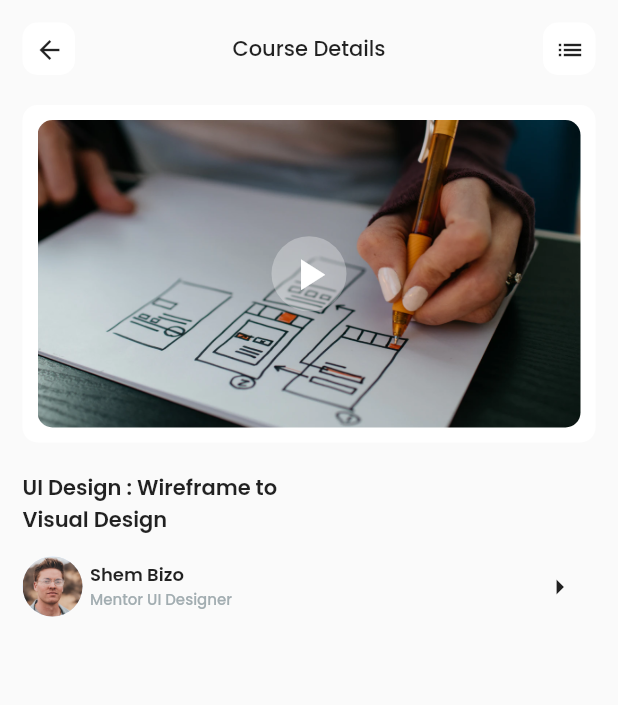
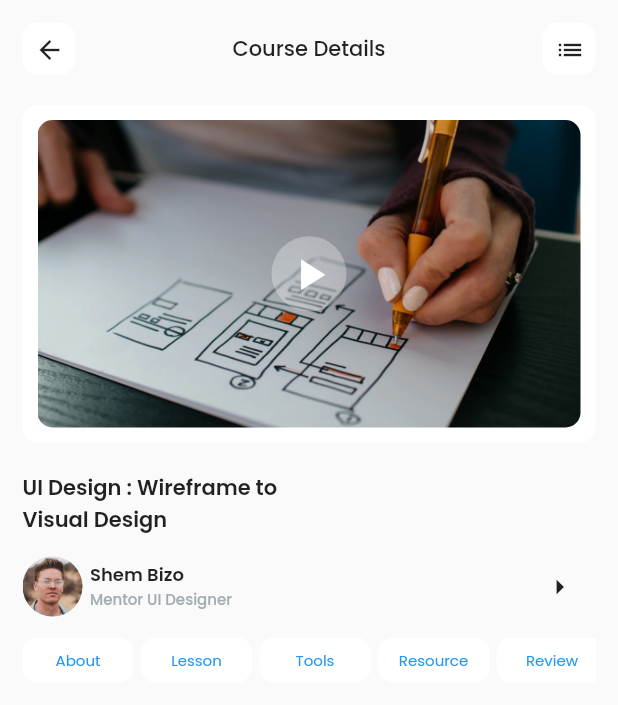
Before and after one commit to Apryn/online_course, a Flutter app: the screen it shows after launch, on a phone screen of 412 x 824 dp. Shown: the top 705 px of the screen. Run offline on Flutter 3.47's test engine with Material 2 defaults, Android fonts, the phone set to English and light mode, and no system bars.

Commit message:
add Categories

```diff
--- a/lib/Details_page.dart
+++ b/lib/Details_page.dart
@@ -132,9 +132,44 @@ class _Details_pageState extends State<Details_page> {
                 IconButton(onPressed: () {}, icon: Icon(Icons.arrow_right))
               ],
             ),
+            SizedBox(
+              height: 10,
+            ),
+            SingleChildScrollView(
+              scrollDirection: Axis.horizontal,
+              child: Row(
+                children: [
+                  categories("About"),
+                  categories("Lesson"),
+                  categories("Tools"),
+                  categories("Resource"),
+                  categories("Review"),
+                ],
+              ),
+            )
           ],
         ),
       )),
     );
   }
+
+  Widget categories(
+    String? Name,
+  ) {
+    return Container(
+      margin: EdgeInsets.only(right: 5),
+      padding: EdgeInsets.symmetric(horizontal: 5),
+      // width: 50,
+      height: 30,
+
+      decoration: BoxDecoration(
+        color: Colors.white,
+        borderRadius: BorderRadius.circular(10),
+      ),
+      child: Center(
+          child: TextButton(
+              onPressed: () {},
+              child: Text(Name!, style: Regular.copyWith(fontSize: 10)))),
+    );
+  }
 }
```
